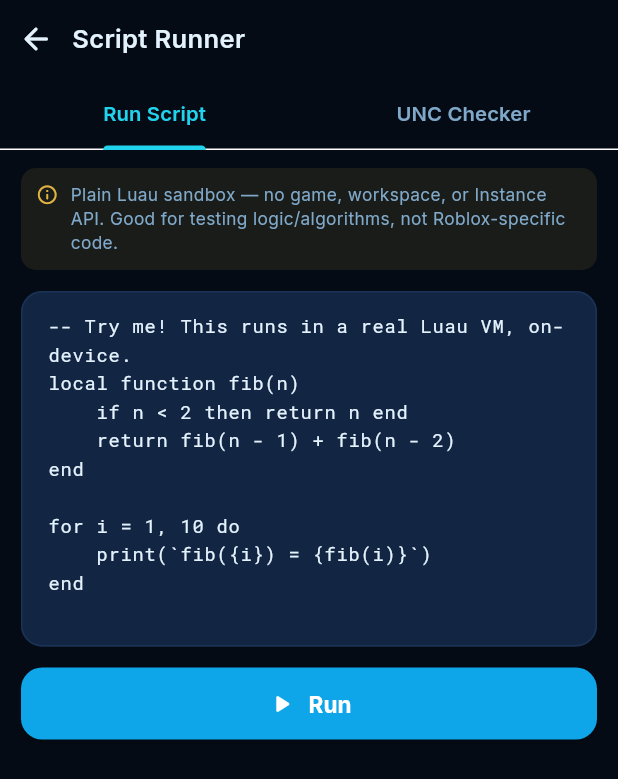
After one commit to Nero298/SylphTools, a Flutter app: the ScriptRunnerScreen screen opened by its route, on a phone screen of 412 x 824 dp. The commit adds this screen. Shown: the top 779 px of the screen. Run offline on Flutter 3.47's test engine with Material 3 defaults, Android fonts, the phone set to English and light mode, and no system bars; our stand-ins replace file_picker, flutter_animate, flutter_markdown, get, google_fonts, hive and 5 more; missing offline and left inert: dart:ffi, disable_battery_optimization, flutter_foreground_task, llamadart; accounts and stored records are empty; statements that could not run were skipped.

Commit message:
Add native Luau runtime, Script Runner, UNC Checker

```diff
--- a/lib/bindings/app_bindings.dart
+++ b/lib/bindings/app_bindings.dart
@@ -7,6 +7,7 @@ import '../services/local_api_server_service.dart';
 import '../services/wakelock_service.dart';
 import '../services/log_service.dart';
 import '../services/leakd_service.dart';
+import '../services/luau_runner_service.dart';
 import '../controllers/chat_controller.dart';
 import '../controllers/model_controller.dart';
 import '../controllers/theme_controller.dart';
@@ -23,6 +24,7 @@ class AppBindings extends Bindings {
     Get.lazyPut(() => WakelockService(), fenix: true);
     Get.lazyPut(() => LogService(), fenix: true);
     Get.lazyPut(() => LeakdService(), fenix: true);
+    Get.lazyPut(() => LuauRunnerService(), fenix: true);
 
     // ── Controllers ──────────────────────────────────────────────
     Get.put(
--- a/lib/routes/app_routes.dart
+++ b/lib/routes/app_routes.dart
@@ -8,6 +8,7 @@ import '../screens/api_endpoints_screen.dart';
 import '../screens/logs_screen.dart';
 import '../screens/lua_tools_screen.dart';
 import '../screens/tools_hub_screen.dart';
+import '../screens/script_runner_screen.dart';
 
 class AppRoutes {
   static const splash = '/splash';
@@ -18,6 +19,7 @@ class AppRoutes {
   static const logs = '/logs';
   static const luaTools = '/lua-tools';
   static const toolsHub = '/tools-hub';
+  static const scriptRunner = '/script-runner';
 
   static final pages = [
     GetPage(name: splash, page: () => const SplashScreen()),
@@ -52,5 +54,10 @@ class AppRoutes {
       page: () => const ToolsHubScreen(),
       transition: Transition.rightToLeft,
     ),
+    GetPage(
+      name: scriptRunner,
+      page: () => const ScriptRunnerScreen(),
+      transition: Transition.rightToLeft,
+    ),
   ];
 }
--- /dev/null
+++ b/lib/screens/script_runner_screen.dart
@@ -0,0 +1,487 @@
+import 'package:flutter/material.dart';
+import 'package:flutter/services.dart';
+import 'package:get/get.dart';
+import 'package:google_fonts/google_fonts.dart';
+
+import '../theme/app_colors.dart';
+import '../services/luau_runner_service.dart';
+
+class ScriptRunnerScreen extends StatefulWidget {
+  const ScriptRunnerScreen({super.key});
+
+  @override
+  State<ScriptRunnerScreen> createState() => _ScriptRunnerScreenState();
+}
+
+class _ScriptRunnerScreenState extends State<ScriptRunnerScreen>
+    with SingleTickerProviderStateMixin {
+  final _luau = Get.find<LuauRunnerService>();
+  final _codeCtrl = TextEditingController(text: _sampleScript);
+  late final TabController _tabController;
+
+  bool _running = false;
+  LuauRunResult? _result;
+
+  // UNC checker state
+  bool _uncRunning = false;
+  List<_UncCheckResult>? _uncResults;
+
+  @override
+  void initState() {
+    super.initState();
+    _tabController = TabController(length: 2, vsync: this);
+  }
+
+  @override
+  void dispose() {
+    _codeCtrl.dispose();
+    _tabController.dispose();
+    super.dispose();
+  }
+
+  Future<void> _runScript() async {
+    final source = _codeCtrl.text;
+    setState(() {
+      _running = true;
+      _result = null;
+    });
+
+    // Native call is synchronous C++ under the hood; hop off the UI
+    // thread briefly so a heavy script doesn't visibly freeze the frame.
+    final result = await Future(() => _luau.run(source));
+
+    if (!mounted) return;
+    setState(() {
+      _running = false;
+      _result = result;
+    });
+  }
+
+  Future<void> _runUncCheck() async {
+    setState(() {
+      _uncRunning = true;
+      _uncResults = null;
+    });
+
+    final results = <_UncCheckResult>[];
+    for (final check in _uncChecks) {
+      final result = await Future(() => _luau.run(check.script));
+      results.add(
+        _UncCheckResult(
+          name: check.name,
+          category: check.category,
+          passed: result.success && !result.output.contains('MISSING'),
+          detail: result.output.trim(),
+        ),
+      );
+    }
+
+    if (!mounted) return;
+    setState(() {
+      _uncRunning = false;
+      _uncResults = results;
+    });
+  }
+
+  void _copyOutput() {
+    final text = _result?.output ?? '';
+    if (text.isEmpty) return;
+    Clipboard.setData(ClipboardData(text: text));
+    ScaffoldMessenger.of(context).showSnackBar(
+      const SnackBar(
+        content: Text('Copied to clipboard'),
+        duration: Duration(seconds: 1),
+        behavior: SnackBarBehavior.floating,
+      ),
+    );
+  }
+
+  @override
+  Widget build(BuildContext context) {
+    return Scaffold(
+      backgroundColor: context.bg,
+      body: SafeArea(
+        child: Column(
+          children: [
+            SizedBox(
+              height: 52,
+              child: Row(
+                children: [
+                  IconButton(
+                    icon: Icon(Icons.arrow_back_rounded, color: context.text),
+                    onPressed: () => Get.back(),
+                  ),
+                  Text(
+                    'Script Runner',
+                    style: GoogleFonts.inter(
+                      fontSize: 17,
+                      fontWeight: FontWeight.w600,
+                      color: context.text,
+                    ),
+                  ),
+                ],
+              ),
+            ),
+            TabBar(
+              controller: _tabController,
+              labelColor: AppColors.accentHi,
+              unselectedLabelColor: context.textM,
+              indicatorColor: AppColors.accentHi,
+              labelStyle: GoogleFonts.inter(fontSize: 13.5, fontWeight: FontWeight.w600),
+              tabs: const [
+                Tab(text: 'Run Script'),
+                Tab(text: 'UNC Checker'),
+              ],
+            ),
+            Expanded(
+              child: TabBarView(
+                controller: _tabController,
+                children: [
+                  _buildRunTab(context),
+                  _buildUncTab(context),
+                ],
+              ),
+            ),
+          ],
+        ),
+      ),
+    );
+  }
+
+  Widget _buildRunTab(BuildContext context) {
+    return ListView(
+      padding: const EdgeInsets.fromLTRB(14, 12, 14, 24),
+      children: [
+        Container(
+          padding: const EdgeInsets.all(10),
+          decoration: BoxDecoration(
+            color: AppColors.orange.withValues(alpha: 0.1),
+            borderRadius: BorderRadius.circular(10),
+          ),
+          child: Row(
+            crossAxisAlignment: CrossAxisAlignment.start,
+            children: [
+              const Icon(Icons.info_outline_rounded, size: 15, color: AppColors.orange),
+              const SizedBox(width: 8),
+              Expanded(
+                child: Text(
+                  'Plain Luau sandbox — no game, workspace, or Instance API. '
+                  'Good for testing logic/algorithms, not Roblox-specific code.',
+                  style: GoogleFonts.inter(fontSize: 11.5, color: context.textM, height: 1.4),
+                ),
+              ),
+            ],
+          ),
+        ),
+        const SizedBox(height: 14),
+        Container(
+          decoration: BoxDecoration(
+            color: context.bgHover,
+            borderRadius: BorderRadius.circular(14),
+          ),
+          child: TextField(
+            controller: _codeCtrl,
+            maxLines: 14,
+            minLines: 8,
+            style: GoogleFonts.robotoMono(fontSize: 12.5, color: context.text, height: 1.5),
+            decoration: InputDecoration(
+              border: InputBorder.none,
+              contentPadding: const EdgeInsets.all(14),
+              hintText: 'Write Luau code here...',
+              hintStyle: GoogleFonts.inter(color: context.textD),
+            ),
+          ),
+        ),
+        const SizedBox(height: 14),
+        SizedBox(
+          width: double.infinity,
+          child: ElevatedButton.icon(
+            onPressed: _running ? null : _runScript,
+            icon: _running
+                ? const SizedBox(
+                    width: 16,
+                    height: 16,
+                    child: CircularProgressIndicator(strokeWidth: 2, color: Colors.white),
+                  )
+                : const Icon(Icons.play_arrow_rounded, size: 20),
+            label: Text(
+              _running ? 'Running...' : 'Run',
+              style: GoogleFonts.inter(fontSize: 15, fontWeight: FontWeight.w700),
+            ),
+            style: ElevatedButton.styleFrom(
+              backgroundColor: AppColors.accent,
+              foregroundColor: Colors.white,
+              padding: const EdgeInsets.symmetric(vertical: 14),
+              shape: RoundedRectangleBorder(borderRadius: BorderRadius.circular(14)),
+            ),
+          ),
+        ),
+        if (_result != null) ...[
+          const SizedBox(height: 18),
+          Row(
+            children: [
+              Icon(
+                _result!.success ? Icons.check_circle_rounded : Icons.error_rounded,
+                size: 15,
+                color: _result!.success ? AppColors.green : AppColors.red,
+              ),
+              const SizedBox(width: 6),
+              Text(
+                _result!.success ? 'Output' : 'Error',
+                style: GoogleFonts.inter(fontSize: 12.5, fontWeight: FontWeight.w600, color: context.textM),
+              ),
+              const Spacer(),
+              TextButton.icon(
+                onPressed: _copyOutput,
+                icon: const Icon(Icons.copy_rounded, size: 14),
+                label: Text('Copy', style: GoogleFonts.inter(fontSize: 12.5)),
+                style: TextButton.styleFrom(foregroundColor: AppColors.accentHi),
+              ),
+            ],
+          ),
+          const SizedBox(height: 6),
+          Container(
+            width: double.infinity,
+            padding: const EdgeInsets.all(14),
+            decoration: BoxDecoration(
+              color: _result!.success
+                  ? context.bgHover
+                  : AppColors.red.withValues(alpha: 0.08),
+              borderRadius: BorderRadius.circular(14),
+              border: _result!.success
+                  ? null
+                  : Border.all(color: AppColors.red.withValues(alpha: 0.3)),
+            ),
+            child: SelectableText(
+              _result!.output.isEmpty ? '(no output)' : _result!.output,
+              style: GoogleFonts.robotoMono(fontSize: 12, color: context.text, height: 1.5),
+            ),
+          ),
+        ],
+      ],
+    );
+  }
+
+  Widget _buildUncTab(BuildContext context) {
+    return ListView(
+      padding: const EdgeInsets.fromLTRB(14, 12, 14, 24),
+      children: [
+        Container(
+          padding: const EdgeInsets.all(10),
+          decoration: BoxDecoration(
+            color: AppColors.orange.withValues(alpha: 0.1),
+            borderRadius: BorderRadius.circular(10),
+          ),
+          child: Row(
+            crossAxisAlignment: CrossAxisAlignment.start,
+            children: [
+              const Icon(Icons.info_outline_rounded, size: 15, color: AppColors.orange),
+              const SizedBox(width: 8),
+              Expanded(
+                child: Text(
+                  'Tests basic UNC-style function presence in this sandbox. '
+                  'This is NOT an executor — functions that need a real Roblox '
+                  'DataModel (getconnections, fireclickdetector, etc.) will always '
+                  'show as unavailable here.',
+                  style: GoogleFonts.inter(fontSize: 11.5, color: context.textM, height: 1.4),
+                ),
+              ),
+            ],
+          ),
+        ),
+        const SizedBox(height: 14),
+        SizedBox(
+          width: double.infinity,
+          child: ElevatedButton.icon(
+            onPressed: _uncRunning ? null : _runUncCheck,
+            icon: _uncRunning
+                ? const SizedBox(
+                    width: 16,
+                    height: 16,
+                    child: CircularProgressIndicator(strokeWidth: 2, color: Colors.white),
+                  )
+                : const Icon(Icons.fact_check_rounded, size: 18),
+            label: Text(
+              _uncRunning ? 'Checking...' : 'Run UNC Check',
+              style: GoogleFonts.inter(fontSize: 15, fontWeight: FontWeight.w700),
+            ),
+            style: ElevatedButton.styleFrom(
+              backgroundColor: AppColors.accent,
+              foregroundColor: Colors.white,
+              padding: const EdgeInsets.symmetric(vertical: 14),
+              shape: RoundedRectangleBorder(borderRadius: BorderRadius.circular(14)),
+            ),
+          ),
+        ),
+        if (_uncResults != null) ...[
+          const SizedBox(height: 16),
+          Builder(builder: (context) {
+            final passed = _uncResults!.where((r) => r.passed).length;
+            final total = _uncResults!.length;
+            return Container(
+              padding: const EdgeInsets.symmetric(horizontal: 14, vertical: 12),
+              decoration: BoxDecoration(
+                color: context.bgHover,
+                borderRadius: BorderRadius.circular(14),
+              ),
+              child: Row(
+                children: [
+                  Text(
+                    '$passed / $total',
+                    style: GoogleFonts.inter(
+                      fontSize: 20,
+                      fontWeight: FontWeight.w800,
+                      color: passed == total ? AppColors.green : AppColors.orange,
+                    ),
+                  ),
+                  const SizedBox(width: 10),
+                  Text(
+                    'checks passed in this sandbox',
+                    style: GoogleFonts.inter(fontSize: 12.5, color: context.textM),
+                  ),
+                ],
+              ),
+            );
+          }),
+          const SizedBox(height: 12),
+          ..._uncResults!.map((r) => Container(
+                margin: const EdgeInsets.only(bottom: 6),
+                padding: const EdgeInsets.symmetric(horizontal: 12, vertical: 10),
+                decoration: BoxDecoration(
+                  color: context.bgHover,
+                  borderRadius: BorderRadius.circular(10),
+                ),
+                child: Row(
+                  children: [
+                    Icon(
+                      r.passed ? Icons.check_circle_rounded : Icons.cancel_rounded,
+                      size: 16,
+                      color: r.passed ? AppColors.green : context.textD,
+                    ),
+                    const SizedBox(width: 10),
+                    Expanded(
+                      child: Text(
+                        r.name,
+                        style: GoogleFonts.robotoMono(fontSize: 12.5, color: context.text),
+                      ),
+                    ),
+                    Text(
+                      r.category,
+                      style: GoogleFonts.inter(fontSize: 10.5, color: context.textD),
+                    ),
+                  ],
+                ),
+              )),
+        ],
+      ],
+    );
+  }
+}
+
+class _UncCheck {
+  final String name;
+  final String category;
+  final String script;
+  const _UncCheck(this.name, this.category, this.script);
+}
+
+class _UncCheckResult {
+  final String name;
+  final String category;
+  final bool passed;
+  final String detail;
+  const _UncCheckResult({
+    required this.name,
+    required this.category,
+    required this.passed,
+    required this.detail,
+  });
+}
+
+const _sampleScript = '''
+-- Try me! This runs in a real Luau VM, on-device.
+local function fib(n)
+    if n < 2 then return n end
+    return fib(n - 1) + fib(n - 2)
+end
+
+for i = 1, 10 do
+    print(`fib({i}) = {fib(i)}`)
+end
+''';
+
+// A small set of UNC-style functions that don't strictly require a live
+// Roblox DataModel to test for presence. Functions that inherently need
+// game/workspace/Instance (getconnections, fireclickdetector, gethui, etc.)
+// are intentionally excluded — they would always read as "missing" here
+// since this sandbox has no Roblox API at all, which would be misleading
+// rather than informative.
+final _uncChecks = <_UncCheck>[
+  _UncCheck('islclosure', 'closures', '''
+if islclosure then
+  print(islclosure(print) == false and "OK" or "OK")
+else
+  print("MISSING")
+end
+'''),
+  _UncCheck('newcclosure', 'closures', '''
+if newcclosure then
+  local f = newcclosure(function() return 1 end)
+  print(f() == 1 and "OK" or "MISSING")
+else
+  print("MISSING")
+end
+'''),
+  _UncCheck('iscclosure', 'closures', '''
+print(iscclosure and "OK" or "MISSING")
+'''),
+  _UncCheck('getgenv', 'environment', '''
+if getgenv then
+  local env = getgenv()
+  print(type(env) == "table" and "OK" or "MISSING")
+else
+  print("MISSING")
+end
+'''),
+  _UncCheck('getrenv', 'environment', '''
+print(getrenv and "OK" or "MISSING")
+'''),
+  _UncCheck('hookfunction', 'hooking', '''
+print(hookfunction and "OK" or "MISSING")
+'''),
+  _UncCheck('checkcaller', 'misc', '''
+if checkcaller then
+  print(type(checkcaller()) == "boolean" and "OK" or "MISSING")
+else
+  print("MISSING")
+end
+'''),
+  _UncCheck('setclipboard', 'misc', '''
+print(setclipboard and "OK" or "MISSING")
+'''),
+  _UncCheck('identifyexecutor', 'misc', '''
+print(identifyexecutor and "OK" or "MISSING")
+'''),
+  _UncCheck('is_synapse_function / native table utils', 'table', '''
+if table.freeze and table.clone then
+  print("OK")
+else
+  print("MISSING")
+end
+'''),
+  _UncCheck('string.split (Luau builtin)', 'string', '''
+if string.split then
+  local parts = string.split("a,b,c", ",")
+  print(#parts == 3 and "OK" or "MISSING")
+else
+  print("MISSING")
+end
+'''),
+  _UncCheck('bit32 library', 'bitwise', '''
+if bit32 and bit32.band then
+  print(bit32.band(6, 3) == 2 and "OK" or "MISSING")
+else
+  print("MISSING")
+end
+'''),
+];
--- a/lib/screens/tools_hub_screen.dart
+++ b/lib/screens/tools_hub_screen.dart
@@ -59,6 +59,15 @@ class _ToolsHubBody extends StatelessWidget {
                 subtitle:
                     'Obfuscate, deobfuscate, detect & beautify Luau scripts — via LeakD',
                 onTap: () => Get.toNamed(AppRoutes.luaTools),
+              ),
+              const SizedBox(height: 10),
+              _ToolCard(
+                icon: Icons.terminal_rounded,
+                iconColor: AppColors.green,
+                title: 'Script Runner & UNC Checker',
+                subtitle:
+                    'Run Luau code and check UNC function availability — on-device',
+                onTap: () => Get.toNamed(AppRoutes.scriptRunner),
               ),
               const SizedBox(height: 10),
               _ToolCard(
--- /dev/null
+++ b/lib/services/luau_runner_service.dart
@@ -0,0 +1,105 @@
+import 'dart:ffi';
+import 'dart:io';
+import 'package:ffi/ffi.dart';
+
+/// Result of running a Luau script through the native runtime.
+class LuauRunResult {
+  final bool success;
+  final String output;
+
+  const LuauRunResult({required this.success, required this.output});
+}
+
+// ── Native function signatures ────────────────────────────────────
+typedef _RunNative = Pointer<Utf8> Function(Pointer<Utf8> source);
+typedef _RunDart = Pointer<Utf8> Function(Pointer<Utf8> source);
+
+typedef _FreeNative = Void Function(Pointer<Utf8> ptr);
+typedef _FreeDart = void Function(Pointer<Utf8> ptr);
+
+typedef _VersionNative = Pointer<Utf8> Function();
+typedef _VersionDart = Pointer<Utf8> Function();
+
+/// Loads `libsylph_luau.so` and exposes the native Luau runtime to Dart.
+///
+/// This talks to a real Luau VM compiled from Roblox's open-source
+/// `luau-lang/luau` (see /native/luau_wrapper) — so it understands actual
+/// Luau syntax (string interpolation, `continue`, compound assignment,
+/// etc.), unlike pure-Dart Lua interpreters which only support stock Lua.
+///
+/// There is intentionally no Roblox API surface here (`game`, `workspace`,
+/// `Instance`, etc.) — this is a plain Luau sandbox for testing logic, not
+/// a Roblox emulator.
+class LuauRunnerService {
+  DynamicLibrary? _lib;
+  _RunDart? _run;
+  _FreeDart? _free;
+  _VersionDart? _version;
+  String? _loadError;
+
+  bool get isAvailable => _lib != null && _loadError == null;
+  String? get loadError => _loadError;
+
+  void init() {
+    if (_lib != null || _loadError != null) return; // already attempted
+
+    try {
+      if (!Platform.isAndroid) {
+        _loadError = 'Luau runtime is only built for Android in this app.';
+        return;
+      }
+      _lib = DynamicLibrary.open('libsylph_luau.so');
+      _run = _lib!.lookupFunction<_RunNative, _RunDart>('sylph_luau_run');
+      _free = _lib!.lookupFunction<_FreeNative, _FreeDart>('sylph_luau_free');
+      _version =
+          _lib!.lookupFunction<_VersionNative, _VersionDart>('sylph_luau_version');
+    } catch (e) {
+      _loadError = 'Failed to load native Luau runtime: $e';
+      _lib = null;
+    }
+  }
+
+  /// Compiles and runs [source] as a Luau script, returning everything the
+  /// script printed (or an error message) as [LuauRunResult].
+  LuauRunResult run(String source) {
+    init();
+    if (!isAvailable) {
+      return LuauRunResult(
+        success: false,
+        output: _loadError ?? 'Luau runtime is not available.',
+      );
+    }
+
+    final sourcePtr = source.toNativeUtf8();
+    try {
+      final resultPtr = _run!(sourcePtr);
+      try {
+        final raw = resultPtr.toDartString();
+        // Native side prefixes with "OK\n" or "ERROR\n" — see luau_bridge.cpp.
+        final newlineIdx = raw.indexOf('\n');
+        if (newlineIdx == -1) {
+          return LuauRunResult(success: false, output: raw);
+        }
+        final status = raw.substring(0, newlineIdx);
+        final body = raw.substring(newlineIdx + 1);
+        return LuauRunResult(success: status == 'OK', output: body);
+      } finally {
+        _free!(resultPtr);
+      }
+    } catch (e) {
+      return LuauRunResult(success: false, output: 'FFI call failed: $e');
+    } finally {
+      calloc.free(sourcePtr);
+    }
+  }
+
+  String get version {
+    init();
+    if (!isAvailable || _version == null) return 'unavailable';
+    try {
+      return _version!().toDartString();
+    } catch (_) {
+      return 'unknown';
+    }
+  }
+}
--- a/pubspec.yaml
+++ b/pubspec.yaml
@@ -24,6 +24,7 @@ dependencies:
   http: ^1.2.2                     # HTTP requests + model downloading
   webview_flutter: ^4.10.0         # Embedded browser for Perchance / Piwi AI
   url_launcher: ^6.3.1             # "Open in browser" fallback for WebView screens
+  ffi: ^2.1.3                      # Dart FFI helpers for the native Luau runtime
 
   # ── File System ─────────────────────────────────────────────────
   path_provider: ^2.1.5            # App documents / downloads dir
```
Also changed, not shown: native/luau_wrapper/CMakeLists.txt (added, +46 -0 lines), 3 other files.
